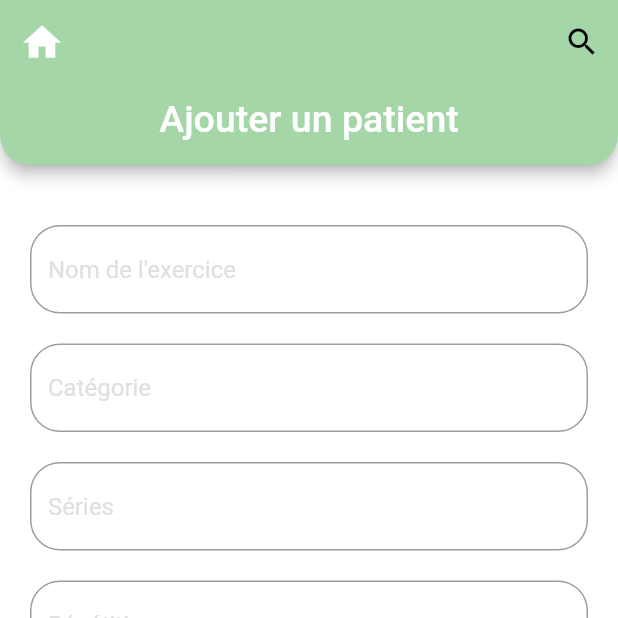
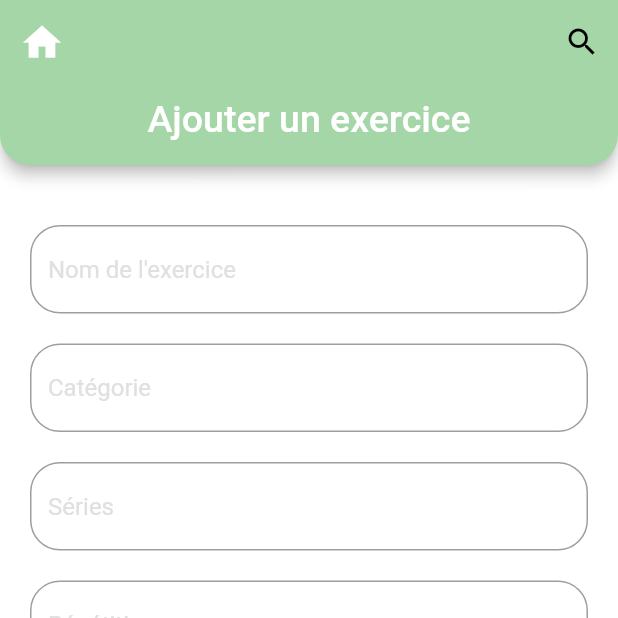
Before and after one commit to Zeehr01/AppFlutterKine, a Flutter app: the MyCustomForm screen opened directly, on a phone screen of 412 x 824 dp, the top half of it. Run offline on Flutter 3.47's test engine with Material 2 defaults, Android fonts, the phone set to English and light mode, and no system bars; our stand-ins replace cloud_firestore, firebase_auth, image_picker, shared_preferences, video_player; missing offline and left inert: mailer; accounts and stored records are empty.

Commit message:
adding more code

```diff
--- a/lib/widgets/MyCustomForm.dart
+++ b/lib/widgets/MyCustomForm.dart
@@ -84,7 +84,7 @@ class MyCustomFormState extends State<MyCustomForm> {
   @override
   Widget build(BuildContext context) {
     return Scaffold(
-        appBar: appBarMainAjoutPatient(context),
+        appBar: appBarMainAjoutexos(context),
         //SingleChildScrollView(
         //child:
         body: Container(
--- a/lib/widgets/widget.dart
+++ b/lib/widgets/widget.dart
@@ -234,6 +234,50 @@ Widget appBarMainAjoutPatient(BuildContext context) {
   );
 }
 
+Widget appBarMainAjoutexos(BuildContext context) {
+  return PreferredSize(
+    preferredSize: Size.fromHeight(110.0),
+    child: AppBar(
+      flexibleSpace: const FlexibleSpaceBar(
+        title: const Text(
+          'Ajouter un exercice',
+          style: TextStyle(color: Colors.white, fontSize: 25),
+        ),
+        centerTitle: true,
+      ),
+      leading: Center(
+          child: new Row(
+        mainAxisAlignment: MainAxisAlignment.center,
+        children: <Widget>[
+          GestureDetector(
+            onTap: () {
+              Navigator.pushReplacement(context,
+                  MaterialPageRoute(builder: (context) => KineOverView()));
+            },
+            child: const Icon(
+              Icons.home,
+              color: Colors.white,
+              size: 30.0,
+            ),
+          ),
+        ],
+      )),
+      actions: <Widget>[
+        IconButton(
+            icon: Icon(Icons.search),
+            onPressed: () {
+              showSearch(context: context, delegate: null);
+            })
+      ],
+      shape: RoundedRectangleBorder(
+        borderRadius: BorderRadius.vertical(
+          bottom: Radius.circular(20),
+        ),
+      ),
+    ),
+  );
+}
+
 Widget appBarMainAjoutProgrammes(BuildContext context) {
   return PreferredSize(
     preferredSize: Size.fromHeight(110.0),
```
